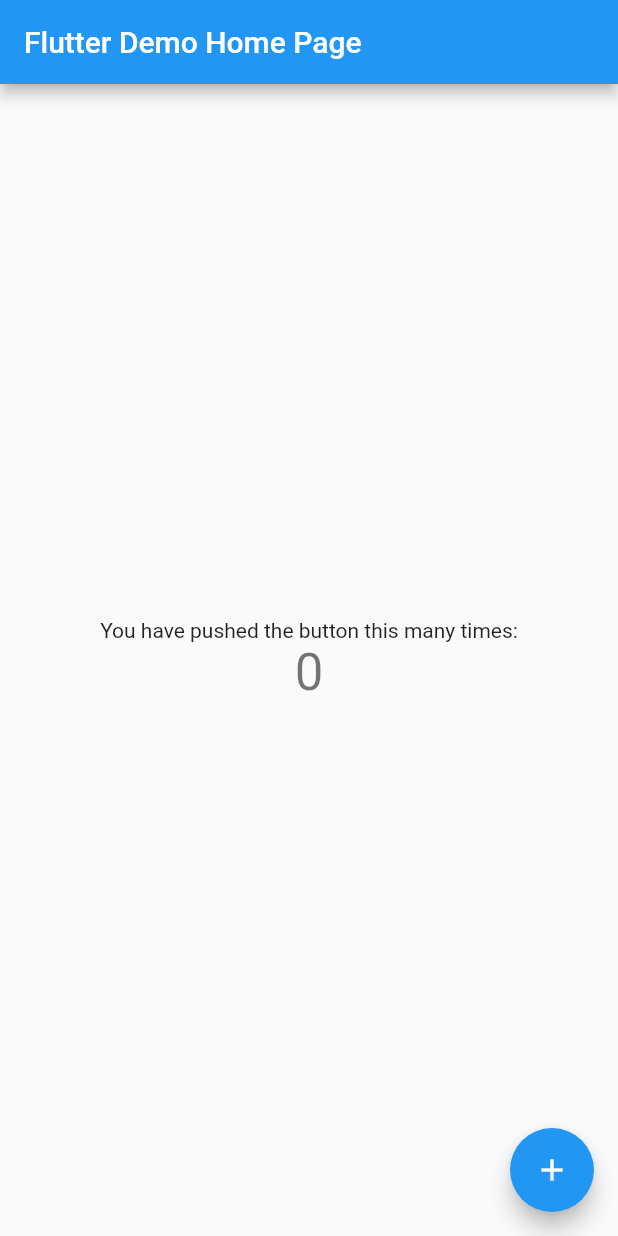
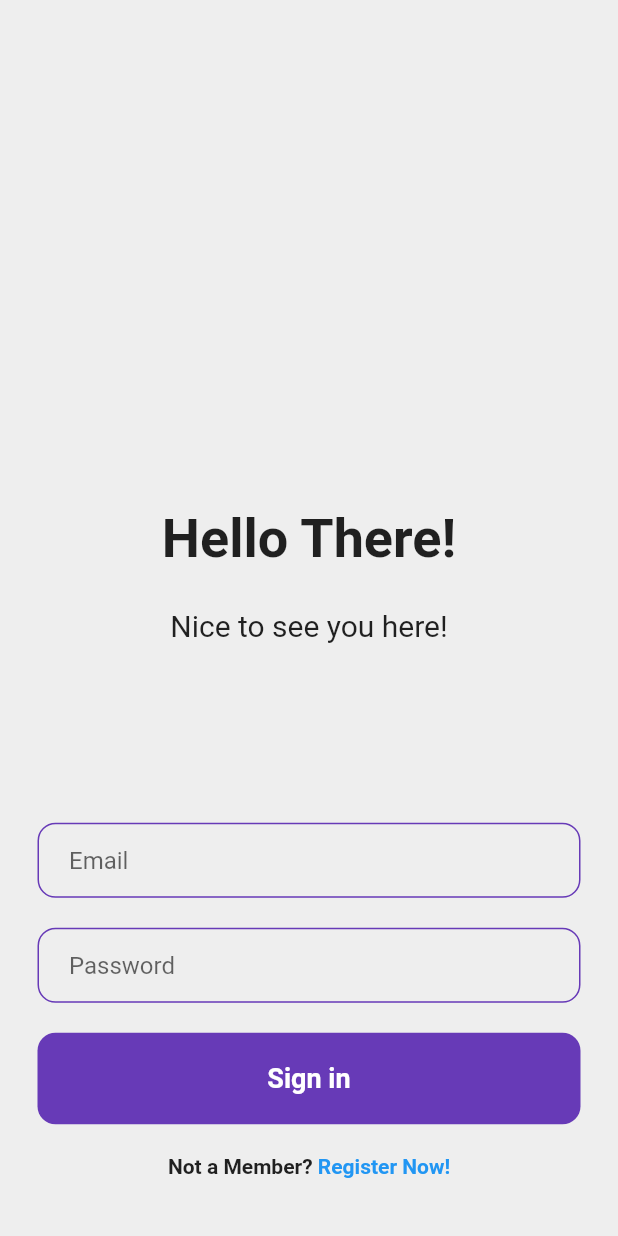
Before and after one commit to Tom0603/WalletTree, a Flutter app: the screen it shows after launch, on a phone screen of 412 x 824 dp. Run offline on Flutter 3.47's test engine with Material 2 defaults, Android fonts, the phone set to English and light mode, and no system bars.

Commit message:
updated main.dart and created login_screen.dart

```diff
--- a/frontend/lib/main.dart
+++ b/frontend/lib/main.dart
@@ -1,4 +1,5 @@
 import 'package:flutter/material.dart';
+import 'user/login_screen.dart';
 
 void main() {
   runApp(const MyApp());
@@ -7,109 +8,11 @@
 class MyApp extends StatelessWidget {
   const MyApp({Key? key}) : super(key: key);
 
-  // This widget is the root of your application.
   @override
   Widget build(BuildContext context) {
-    return MaterialApp(
-      title: 'Flutter Demo',
-      theme: ThemeData(
-        // This is the theme of your application.
-        //
-        // Try running your application with "flutter run". You'll see the
-        // application has a blue toolbar. Then, without quitting the app, try
-        // changing the primarySwatch below to Colors.green and then invoke
-        // "hot reload" (press "r" in the console where you ran "flutter run",
-        // or simply save your changes to "hot reload" in a Flutter IDE).
-        // Notice that the counter didn't reset back to zero; the application
-        // is not restarted.
-        primarySwatch: Colors.blue,
-      ),
-      home: const MyHomePage(title: 'Flutter Demo Home Page'),
+    return const MaterialApp(
+      debugShowCheckedModeBanner: false,
+      home: LoginPage(),
     );
   }
 }
-
-class MyHomePage extends StatefulWidget {
-  const MyHomePage({Key? key, required this.title}) : super(key: key);
-
-  // This widget is the home page of your application. It is stateful, meaning
-  // that it has a State object (defined below) that contains fields that affect
-  // how it looks.
-
-  // This class is the configuration for the state. It holds the values (in this
-  // case the title) provided by the parent (in this case the App widget) and
-  // used by the build method of the State. Fields in a Widget subclass are
-  // always marked "final".
-
-  final String title;
-
-  @override
-  State<MyHomePage> createState() => _MyHomePageState();
-}
-
-class _MyHomePageState extends State<MyHomePage> {
-  int _counter = 0;
-
-  void _incrementCounter() {
-    setState(() {
-      // This call to setState tells the Flutter framework that something has
-      // changed in this State, which causes it to rerun the build method below
-      // so that the display can reflect the updated values. If we changed
-      // _counter without calling setState(), then the build method would not be
-      // called again, and so nothing would appear to happen.
-      _counter++;
-    });
-  }
-
-  @override
-  Widget build(BuildContext context) {
-    // This method is rerun every time setState is called, for instance as done
-    // by the _incrementCounter method above.
-    //
-    // The Flutter framework has been optimized to make rerunning build methods
-    // fast, so that you can just rebuild anything that needs updating rather
-    // than having to individually change instances of widgets.
-    return Scaffold(
-      appBar: AppBar(
-        // Here we take the value from the MyHomePage object that was created by
-        // the App.build method, and use it to set our appbar title.
-        title: Text(widget.title),
-      ),
-      body: Center(
-        // Center is a layout widget. It takes a single child and positions it
-        // in the middle of the parent.
-        child: Column(
-          // Column is also a layout widget. It takes a list of children and
-          // arranges them vertically. By default, it sizes itself to fit its
-          // children horizontally, and tries to be as tall as its parent.
-          //
-          // Invoke "debug painting" (press "p" in the console, choose the
-          // "Toggle Debug Paint" action from the Flutter Inspector in Android
-          // Studio, or the "Toggle Debug Paint" command in Visual Studio Code)
-          // to see the wireframe for each widget.
-          //
-          // Column has various properties to control how it sizes itself and
-          // how it positions its children. Here we use mainAxisAlignment to
-          // center the children vertically; the main axis here is the vertical
-          // axis because Columns are vertical (the cross axis would be
-          // horizontal).
-          mainAxisAlignment: MainAxisAlignment.center,
-          children: <Widget>[
-            const Text(
-              'You have pushed the button this many times:',
-            ),
-            Text(
-              '$_counter',
-              style: Theme.of(context).textTheme.headline4,
-            ),
-          ],
-        ),
-      ),
-      floatingActionButton: FloatingActionButton(
-        onPressed: _incrementCounter,
-        tooltip: 'Increment',
-        child: const Icon(Icons.add),
-      ), // This trailing comma makes auto-formatting nicer for build methods.
-    );
-  }
-}
--- /dev/null
+++ b/frontend/lib/user/login_screen.dart
@@ -0,0 +1,134 @@
+import 'package:flutter/material.dart';
+
+class LoginPage extends StatefulWidget {
+  const LoginPage({Key? key}) : super(key: key);
+
+  @override
+  State<LoginPage> createState() => _LoginPageState();
+}
+
+class _LoginPageState extends State<LoginPage> {
+  @override
+  Widget build(BuildContext context) {
+    return Scaffold(
+      backgroundColor: Colors.grey[200],
+      body: SafeArea(
+        child: Center(
+          child: Column(
+            mainAxisAlignment: MainAxisAlignment.center,
+            children: [
+              const SizedBox(
+                height: 300,
+              ),
+
+              // Hello Text
+              Text(
+                'Hello There!',
+                style: TextStyle(
+                  fontWeight: FontWeight.bold,
+                  fontSize: 36,
+                ),
+              ),
+              SizedBox(height: 25),
+              Text(
+                'Nice to see you here!',
+                style: TextStyle(
+                  fontSize: 20,
+                ),
+              ),
+              const SizedBox(height: 120),
+
+              // Email input field
+
+              Padding(
+                padding: const EdgeInsets.symmetric(horizontal: 25.0),
+                child: Container(
+                  decoration: BoxDecoration(
+                      color: Colors.grey[200],
+                      border: Border.all(color: Colors.deepPurple),
+                      borderRadius: BorderRadius.circular(12)),
+                  child: const Padding(
+                    padding: EdgeInsets.only(left: 20.0),
+                    child: TextField(
+                      decoration: InputDecoration(
+                        border: InputBorder.none,
+                        hintText: "Email",
+                      ),
+                    ),
+                  ),
+                ),
+              ),
+              const SizedBox(
+                height: 20,
+              ),
+
+              // Password input field
+
+              Padding(
+                padding: const EdgeInsets.symmetric(horizontal: 25.0),
+                child: Container(
+                  decoration: BoxDecoration(
+                      color: Colors.grey[200],
+                      border: Border.all(color: Colors.deepPurple),
+                      borderRadius: BorderRadius.circular(12)),
+                  child: const Padding(
+                    padding: EdgeInsets.only(left: 20.0),
+                    child: TextField(
+                      decoration: InputDecoration(
+                        border: InputBorder.none,
+                        hintText: "Password",
+                      ),
+                    ),
+                  ),
+                ),
+              ),
+              const SizedBox(
+                height: 20,
+              ),
+
+              Padding(
+                padding: const EdgeInsets.symmetric(horizontal: 25.0),
+                child: Container(
+                    padding: const EdgeInsets.all(20),
+                    decoration: BoxDecoration(
+                      color: Colors.deepPurple,
+                      borderRadius: BorderRadius.circular(12),
+                    ),
+                    child: const Center(
+                      child: Text(
+                        'Sign in',
+                        style: TextStyle(
+                          color: Colors.white,
+                          fontWeight: FontWeight.bold,
+                          fontSize: 18,
+                        ),
+                      ),
+                    )),
+              ),
+              const SizedBox(height: 20),
+
+              // Not a member?
+
+              Row(
+                mainAxisAlignment: MainAxisAlignment.center,
+                children: [
+                  Text(
+                    'Not a Member?',
+                    style: TextStyle(
+                      fontWeight: FontWeight.bold,
+                    ),
+                  ),
+                  Text(
+                    ' Register Now!',
+                    style: TextStyle(
+                        fontWeight: FontWeight.bold, color: Colors.blue),
+                  ),
+                ],
+              )
+            ],
+          ),
+        ),
+      ),
+    );
+  }
+}
```
Also changed, not shown: 2 other files.
